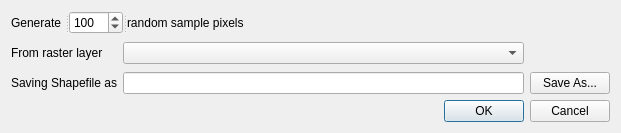
The window that pat/gui/randomPixelSelection_dialog_base.ui (CSIRO-Precision-Agriculture/PAT_QGIS_Plugin) describes before a commit, drawn with Qt 5.
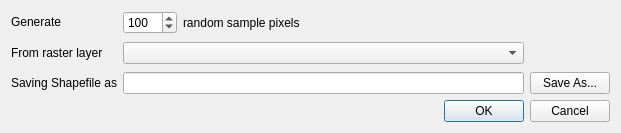
The same window after the commit. Custom widgets are drawn as their Qt base class.

Commit message: #43 2to3:  Generate random pixel selection tool

```diff
--- a/pat/gui/randomPixelSelection_dialog_base.ui
+++ b/pat/gui/randomPixelSelection_dialog_base.ui
@@ -46,6 +46,48 @@
   <layout class="QFormLayout" name="formLayout">
    <item row="0" column="0" colspan="2">
     <layout class="QGridLayout" name="gridLayout">
+     <item row="0" column="0">
+      <widget class="QLabel" name="lblRescale">
+       <property name="sizePolicy">
+        <sizepolicy hsizetype="Minimum" vsizetype="Fixed">
+         <horstretch>0</horstretch>
+         <verstretch>0</verstretch>
+        </sizepolicy>
+       </property>
+       <property name="text">
+        <string>Generate </string>
+       </property>
+      </widget>
+     </item>
+     <item row="0" column="1">
+      <widget class="QSpinBox" name="dsbSize">
+       <property name="sizePolicy">
+        <sizepolicy hsizetype="Fixed" vsizetype="Fixed">
+         <horstretch>0</horstretch>
+         <verstretch>0</verstretch>
+        </sizepolicy>
+       </property>
+       <property name="maximum">
+        <number>6000</number>
+       </property>
+       <property name="value">
+        <number>100</number>
+       </property>
+      </widget>
+     </item>
+     <item row="0" column="2">
+      <widget class="QLabel" name="lblRescale2">
+       <property name="sizePolicy">
+        <sizepolicy hsizetype="Preferred" vsizetype="Preferred">
+         <horstretch>0</horstretch>
+         <verstretch>0</verstretch>
+        </sizepolicy>
+       </property>
+       <property name="text">
+        <string>random sample pixels</string>
+       </property>
+      </widget>
+     </item>
      <item row="1" column="0">
       <widget class="QLabel" name="lblInputFile">
        <property name="sizePolicy">
@@ -68,14 +110,20 @@
        </property>
       </widget>
      </item>
-     <item row="2" column="1" colspan="4">
-      <widget class="QLineEdit" name="lneSaveFile">
+     <item row="1" column="1" colspan="2">
+      <widget class="QgsMapLayerComboBox" name="mcboTargetLayer">
        <property name="sizePolicy">
-        <sizepolicy hsizetype="Expanding" vsizetype="Expanding">
+        <sizepolicy hsizetype="Expanding" vsizetype="Fixed">
          <horstretch>0</horstretch>
          <verstretch>0</verstretch>
         </sizepolicy>
        </property>
+       <property name="minimumSize">
+        <size>
+         <width>300</width>
+         <height>0</height>
+        </size>
+       </property>
       </widget>
      </item>
      <item row="2" column="0">
@@ -91,7 +139,17 @@
        </property>
       </widget>
      </item>
-     <item row="2" column="5">
+     <item row="2" column="1" colspan="2">
+      <widget class="QLineEdit" name="lneSaveFile">
+       <property name="sizePolicy">
+        <sizepolicy hsizetype="Expanding" vsizetype="Expanding">
+         <horstretch>0</horstretch>
+         <verstretch>0</verstretch>
+        </sizepolicy>
+       </property>
+      </widget>
+     </item>
+     <item row="2" column="3">
       <widget class="QPushButton" name="cmdSaveFile">
        <property name="sizePolicy">
         <sizepolicy hsizetype="Fixed" vsizetype="Fixed">
@@ -104,92 +162,24 @@
        </property>
       </widget>
      </item>
-     <item row="3" column="0" colspan="6">
-      <widget class="QDialogButtonBox" name="button_box">
-       <property name="sizePolicy">
-        <sizepolicy hsizetype="Preferred" vsizetype="Preferred">
-         <horstretch>0</horstretch>
-         <verstretch>0</verstretch>
-        </sizepolicy>
-       </property>
-       <property name="orientation">
-        <enum>Qt::Horizontal</enum>
-       </property>
-       <property name="standardButtons">
-        <set>QDialogButtonBox::Cancel|QDialogButtonBox::Ok</set>
-       </property>
-      </widget>
-     </item>
-     <item row="0" column="0" colspan="2">
-      <widget class="QSplitter" name="sptRescale">
-       <property name="sizePolicy">
-        <sizepolicy hsizetype="Fixed" vsizetype="Preferred">
-         <horstretch>0</horstretch>
-         <verstretch>0</verstretch>
-        </sizepolicy>
-       </property>
-       <property name="orientation">
-        <enum>Qt::Horizontal</enum>
-       </property>
-       <widget class="QLabel" name="lblRescale">
-        <property name="sizePolicy">
-         <sizepolicy hsizetype="Minimum" vsizetype="Fixed">
-          <horstretch>0</horstretch>
-          <verstretch>0</verstretch>
-         </sizepolicy>
-        </property>
-        <property name="text">
-         <string>Generate </string>
-        </property>
-       </widget>
-       <widget class="QSpinBox" name="dsbSize">
-        <property name="sizePolicy">
-         <sizepolicy hsizetype="Minimum" vsizetype="Fixed">
-          <horstretch>0</horstretch>
-          <verstretch>0</verstretch>
-         </sizepolicy>
-        </property>
-        <property name="maximum">
-         <number>6000</number>
-        </property>
-        <property name="value">
-         <number>100</number>
-        </property>
-       </widget>
-       <widget class="QLabel" name="lblRescale2">
-        <property name="sizePolicy">
-         <sizepolicy hsizetype="Preferred" vsizetype="Preferred">
-          <horstretch>0</horstretch>
-          <verstretch>0</verstretch>
-         </sizepolicy>
-        </property>
-        <property name="text">
-         <string>random sample pixels</string>
-        </property>
-       </widget>
-      </widget>
-     </item>
-     <item row="1" column="1" colspan="4">
-      <widget class="QgsMapLayerComboBox" name="mcboTargetLayer">
-       <property name="sizePolicy">
-        <sizepolicy hsizetype="Expanding" vsizetype="Fixed">
-         <horstretch>0</horstretch>
-         <verstretch>0</verstretch>
-        </sizepolicy>
-       </property>
-       <property name="minimumSize">
-        <size>
-         <width>300</width>
-         <height>0</height>
-        </size>
-       </property>
-       <property name="filters">
-        <set>QgsMapLayerProxyModel::RasterLayer</set>
-       </property>
-      </widget>
-     </item>
     </layout>
    </item>
+   <item row="1" column="0" colspan="2">
+    <widget class="QDialogButtonBox" name="button_box">
+     <property name="sizePolicy">
+      <sizepolicy hsizetype="Preferred" vsizetype="Preferred">
+       <horstretch>0</horstretch>
+       <verstretch>0</verstretch>
+      </sizepolicy>
+     </property>
+     <property name="orientation">
+      <enum>Qt::Horizontal</enum>
+     </property>
+     <property name="standardButtons">
+      <set>QDialogButtonBox::Cancel|QDialogButtonBox::Ok</set>
+     </property>
+    </widget>
+   </item>
   </layout>
  </widget>
  <customwidgets>
```
The commit also changes 2 other files.
